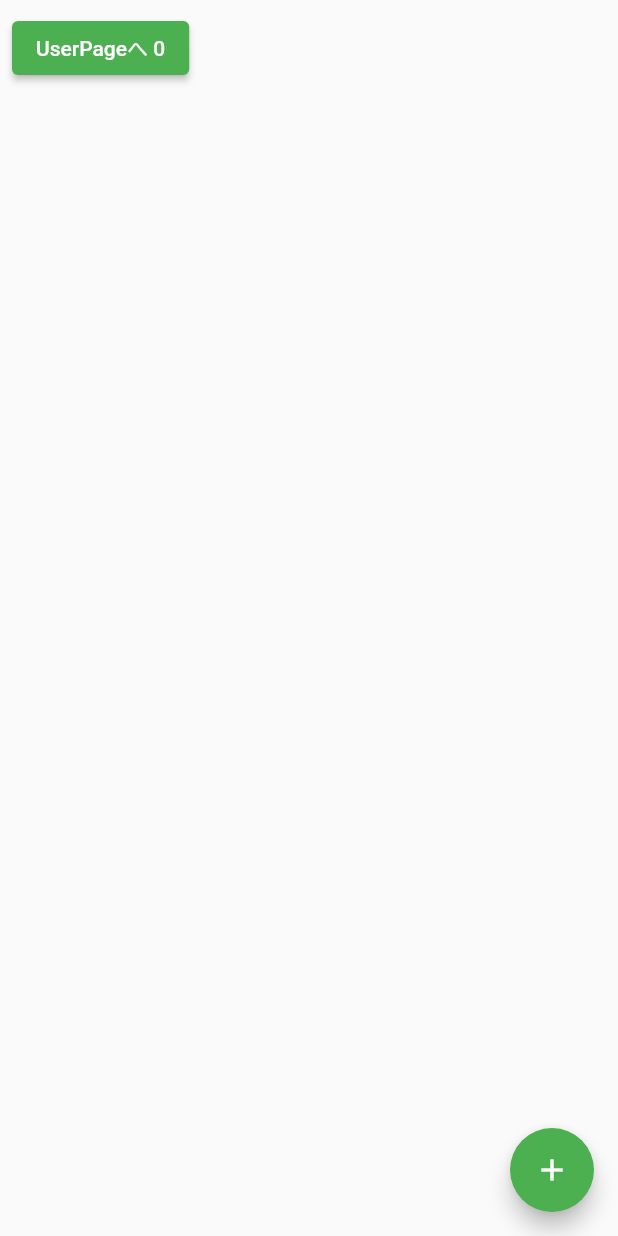
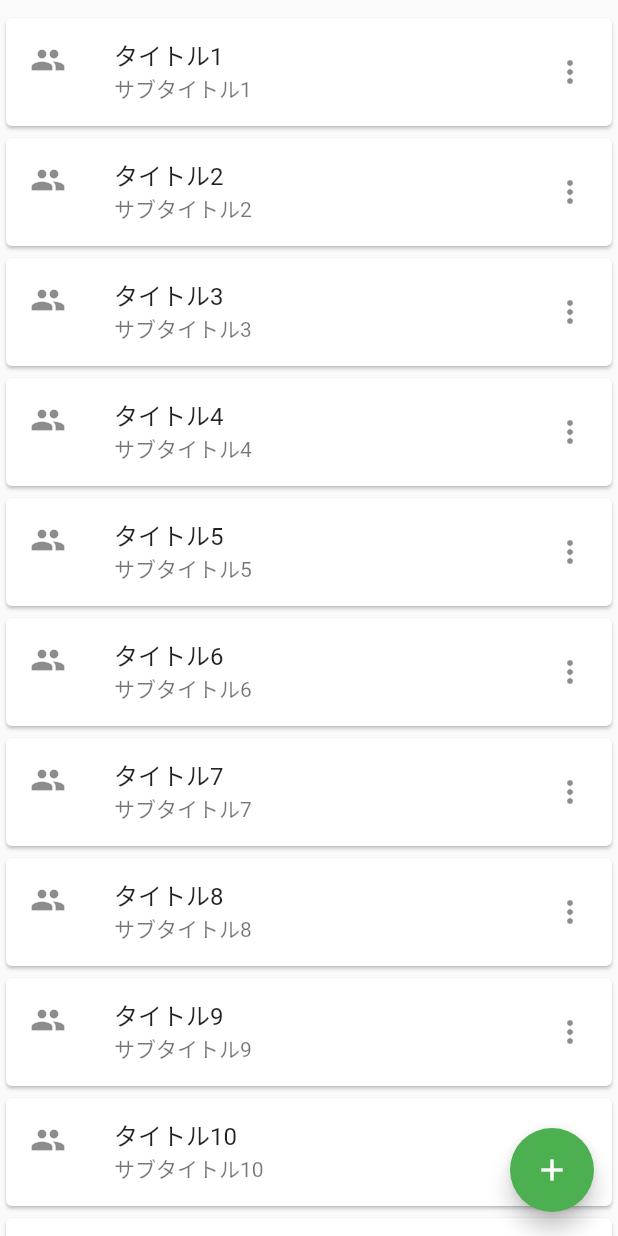
Before and after one commit to wakizaka24/flutter_test3, a Flutter app: the MaterialTest2Page screen opened directly, on a phone screen of 412 x 824 dp. Run offline on Flutter 3.47's test engine with Material 2 defaults, Android fonts, the light colour scheme and no system bars; our stand-ins replace auto_route; generated files the repository leaves out were written again.

Commit message:
リファクタリング

```diff
--- a/lib/f004_material_home_end_drawer.dart
+++ b/lib/f004_material_home_end_drawer.dart
@@ -1,6 +1,6 @@
 import 'package:flutter/material.dart';
 import 'package:flutter_test3/f005_highlight_able_button.dart';
-import 'package:flutter_test3/f006_app_data.dart';
+import 'package:flutter_test3/f006_app_common.dart';
 
 enum MaterialHomeDrawerType {
   test1(title: 'テスト1'),
@@ -52,7 +52,7 @@ class _MaterialHomeDrawerState extends State<MaterialHomeDrawer> {
                 action: SnackBarAction(
                   label: '詳細',
                   onPressed: () {
-                    AppData().materialHomePageScaffoldKey.currentState!
+                    AppCommon().materialHomePageScaffoldKey.currentState!
                         .openEndDrawer();
                   },
                 ),
--- /dev/null
+++ b/lib/f007_material_test2_page.dart
@@ -0,0 +1,82 @@
+import 'package:flutter/material.dart';
+import 'package:flutter_test3/f009_material_test4_page.dart';
+
+class MaterialTest2Page extends StatefulWidget {
+  const MaterialTest2Page({super.key, required this.heroTag});
+  final String heroTag;
+
+  @override
+  State<MaterialTest2Page> createState() => _MaterialTest2PageState();
+}
+
+class _MaterialTest2PageState extends State<MaterialTest2Page>
+    with AutomaticKeepAliveClientMixin {
+
+  static const dataNum = 32;
+
+  List<String> titles = [
+    for (int i = 0; i<dataNum; i++) ... {
+      "タイトル${i+1}"
+    }
+  ];
+
+  List<String> subTitles = [
+    for (int i = 0; i<dataNum; i++) ... {
+      "サブタイトル${i+1}"
+    }
+  ];
+
+  @override
+  Widget build(BuildContext context) {
+    super.build(context);
+    return Scaffold(
+      body: ListView(
+          scrollDirection: Axis.vertical,
+          padding: const EdgeInsets.symmetric(
+            horizontal: 0,
+            vertical: 8,
+          ),
+          children: [
+            for (int i=0; i<dataNum; i++) ... {
+              Card(
+                child: ListTile(
+                  leading: IconButton(
+                      padding: EdgeInsets.zero,
+                      icon: const Icon(Icons.people),
+                      constraints: const BoxConstraints(),
+                      onPressed: () {
+                      }
+                  ),
+                  title: Text(titles[i]),
+                  subtitle: Text(subTitles[i]),
+                  trailing: IconButton(
+                      padding: EdgeInsets.zero,
+                      icon: const Icon(Icons.more_vert),
+                      constraints: const BoxConstraints(),
+                      onPressed: () {
+                      }
+                  ),
+                  onTap: () {
+                    Navigator.push(context,
+                      MaterialPageRoute(builder: (context) =>
+                      MaterialTest4Page(title: titles[i])),
+                    );
+                  },
+                ),
+              ),
+            }
+          ]
+      ),
+      floatingActionButton: FloatingActionButton(
+        heroTag: widget.heroTag,
+        onPressed: () {
+        },
+        tooltip: 'インクリメント',
+        child: const Icon(Icons.add),
+      ),
+    );
+  }
+
+  @override
+  bool get wantKeepAlive => true;
+}
--- a/lib/f008_material_test2_page.dart
+++ b/lib/f008_material_test3_page.dart
@@ -1,14 +1,16 @@
 import 'package:flutter/material.dart';
 
-class MaterialTest2Page extends StatefulWidget {
-  const MaterialTest2Page({super.key, required this.title});
-  final String title;
+import 'f006_app_common.dart';
+
+class MaterialTest3Page extends StatefulWidget {
+  const MaterialTest3Page({super.key, required this.heroTag});
+  final String heroTag;
 
   @override
-  State<MaterialTest2Page> createState() => _MaterialTest2PageState();
+  State<MaterialTest3Page> createState() => _MaterialTest3PageState();
 }
 
-class _MaterialTest2PageState extends State<MaterialTest2Page>
+class _MaterialTest3PageState extends State<MaterialTest3Page>
     with AutomaticKeepAliveClientMixin {
   int _counter = 0;
 
@@ -17,18 +19,19 @@ class _MaterialTest2PageState extends State<MaterialTest2Page>
     super.build(context);
     return Scaffold(
       body: Padding(
-        padding: const EdgeInsets.all(8.0),
+        padding: const EdgeInsets.all(16.0),
         child: ElevatedButton(
-          child: Text('UserPageへ $_counter'),
+          child: Text('ドロワーを開く $_counter'),
           onPressed: () {
-            // context.router.push(MaterialUserRoute(name: 'Ryota'))
+            AppCommon().materialHomePageScaffoldKey.currentState!
+                .openEndDrawer();
           },
         ),
       ),
       floatingActionButton: FloatingActionButton(
+        heroTag: widget.heroTag,
         onPressed: () {
           setState(() {
-            // setStateの呼び出しで変更をFlutterに伝え、buildを再実行する。
             _counter++;
           });
         },
```
Also changed, not shown: lib/f002_material_home_page.dart (+8 -7 lines), lib/f003_material_test1_page.dart (+42 -11 lines), lib/f006_app_common.dart (added, +64 -0 lines), lib/f006_app_data.dart (deleted, +0 -14 lines), lib/f009_material_test4_page.dart (added, +29 -0 lines), deploy/demo1/assets/fonts/MaterialIcons-Regular.otf, 9 other files.
